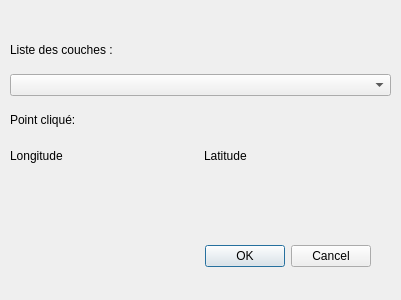
Old version of the form entension_qgis_dialog_base.ui in the repository timeradaouda5/Tp_extension_QGIS.
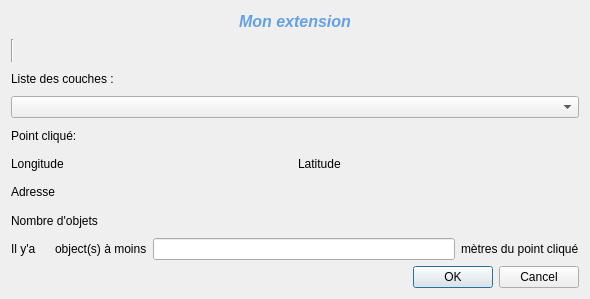
New version of the form.

Commit message: Implémentation du US 3,4,5

```diff
--- a/entension_qgis_dialog_base.ui
+++ b/entension_qgis_dialog_base.ui
@@ -6,79 +6,53 @@
    <rect>
     <x>0</x>
     <y>0</y>
-    <width>401</width>
-    <height>300</height>
+    <width>590</width>
+    <height>299</height>
    </rect>
   </property>
   <property name="windowTitle">
    <string>Entension Qgis</string>
   </property>
-  <widget class="QDialogButtonBox" name="button_box">
-   <property name="geometry">
-    <rect>
-     <x>30</x>
-     <y>240</y>
-     <width>341</width>
-     <height>32</height>
-    </rect>
-   </property>
+  <property name="toolTip">
+   <string>&lt;html&gt;&lt;head/&gt;&lt;body&gt;&lt;p&gt;Mon extension&lt;/p&gt;&lt;/body&gt;&lt;/html&gt;</string>
+  </property>
+  <layout class="QVBoxLayout" name="verticalLayout">
+   <item>
+    <widget class="QLabel" name="label_6">
+     <property name="text">
+      <string>&lt;html&gt;&lt;head/&gt;&lt;body&gt;&lt;p align=&quot;center&quot;&gt;&lt;span style=&quot; font-size:12pt; font-weight:600; font-style:italic; color:#62a0ea;&quot;&gt;Mon extension&lt;/span&gt;&lt;/p&gt;&lt;/body&gt;&lt;/html&gt;</string>
+     </property>
+    </widget>
+   </item>
+   <item>
+    <widget class="Line" name="line">
    <property name="orientation">
-    <enum>Qt::Horizontal</enum>
-   </property>
-   <property name="standardButtons">
-    <set>QDialogButtonBox::Cancel|QDialogButtonBox::Ok</set>
-   </property>
-  </widget>
+      <enum>Qt::Vertical</enum>
+     </property>
+    </widget>
+   </item>
+   <item>
   <widget class="QLabel" name="label">
-   <property name="geometry">
-    <rect>
-     <x>10</x>
-     <y>40</y>
-     <width>131</width>
-     <height>19</height>
-    </rect>
-   </property>
    <property name="text">
     <string>Liste des couches :</string>
    </property>
   </widget>
-  <widget class="QWidget" name="horizontalLayoutWidget">
-   <property name="geometry">
-    <rect>
-     <x>10</x>
-     <y>70</y>
-     <width>381</width>
-     <height>31</height>
-    </rect>
-   </property>
+   </item>
+   <item>
    <layout class="QHBoxLayout" name="horizontalLayout_2">
     <item>
      <widget class="QComboBox" name="comboListCouche"/>
     </item>
    </layout>
-  </widget>
+   </item>
+   <item>
   <widget class="QLabel" name="label_2">
-   <property name="geometry">
-    <rect>
-     <x>10</x>
-     <y>110</y>
-     <width>91</width>
-     <height>19</height>
-    </rect>
-   </property>
    <property name="text">
     <string>Point cliqué:</string>
    </property>
   </widget>
-  <widget class="QWidget" name="horizontalLayoutWidget_2">
-   <property name="geometry">
-    <rect>
-     <x>10</x>
-     <y>140</y>
-     <width>381</width>
-     <height>31</height>
-    </rect>
-   </property>
+   </item>
+   <item>
    <layout class="QHBoxLayout" name="horizontalLayout_3">
     <item>
      <widget class="QLabel" name="lablong">
@@ -95,7 +69,78 @@
      </widget>
     </item>
    </layout>
-  </widget>
+   </item>
+   <item>
+    <layout class="QHBoxLayout" name="horizontalLayout_4">
+     <item>
+      <widget class="QLabel" name="label_4">
+       <property name="text">
+        <string>Adresse</string>
+       </property>
+      </widget>
+     </item>
+     <item>
+      <widget class="QLabel" name="labAdresse">
+       <property name="text">
+        <string/>
+       </property>
+      </widget>
+     </item>
+    </layout>
+   </item>
+   <item>
+    <widget class="QLabel" name="label_3">
+     <property name="text">
+      <string>Nombre d'objets</string>
+     </property>
+    </widget>
+   </item>
+   <item>
+    <layout class="QHBoxLayout" name="horizontalLayout">
+     <item>
+      <widget class="QLabel" name="label_5">
+       <property name="text">
+        <string>Il y'a</string>
+       </property>
+      </widget>
+     </item>
+     <item>
+      <widget class="QLabel" name="labelresult">
+       <property name="text">
+        <string/>
+       </property>
+      </widget>
+     </item>
+     <item>
+      <widget class="QLabel" name="label_7">
+       <property name="text">
+        <string>object(s) à moins</string>
+       </property>
+      </widget>
+     </item>
+     <item>
+      <widget class="QLineEdit" name="lineEditDistance"/>
+     </item>
+     <item>
+      <widget class="QLabel" name="label_8">
+       <property name="text">
+        <string>mètres du point cliqué</string>
+       </property>
+      </widget>
+     </item>
+    </layout>
+   </item>
+   <item>
+    <widget class="QDialogButtonBox" name="button_box">
+     <property name="orientation">
+      <enum>Qt::Horizontal</enum>
+     </property>
+     <property name="standardButtons">
+      <set>QDialogButtonBox::Cancel|QDialogButtonBox::Ok</set>
+     </property>
+    </widget>
+   </item>
+  </layout>
  </widget>
  <resources/>
  <connections>
```
Lines whose indentation alone changed are shown as unchanged. The commit also changes 2 other files.
